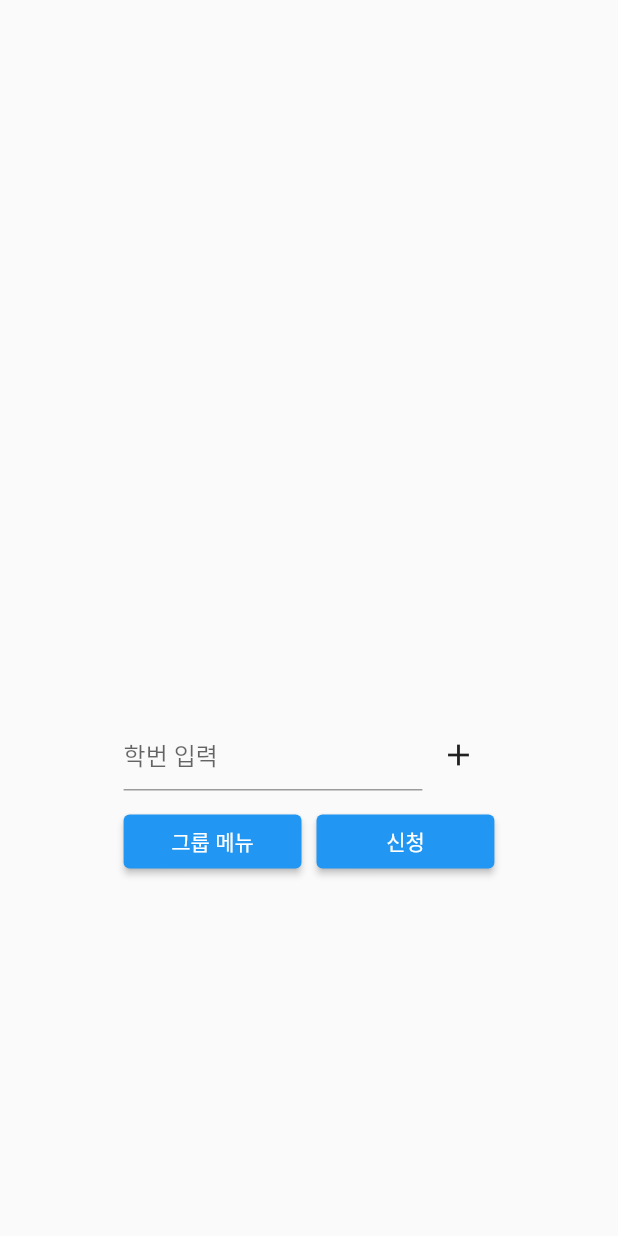
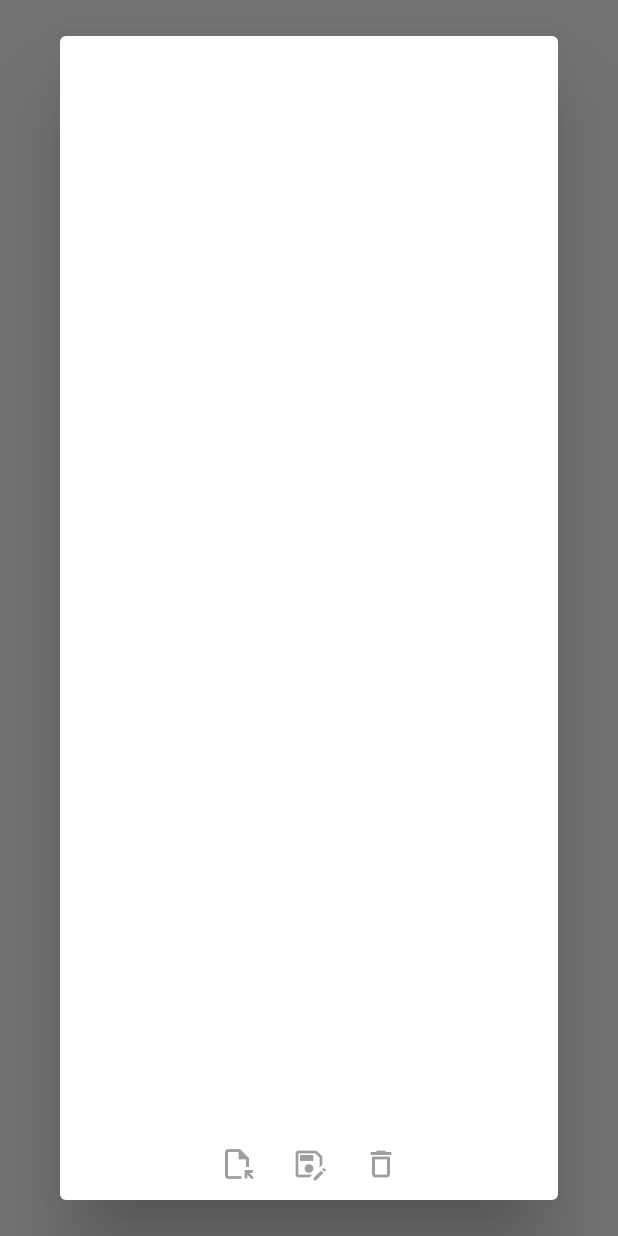
Before and after one commit to oshs-17th-sc-dep-of-ai/urban-fishstick, a Flutter app: the ApplyPageWidget widget shown alone on an empty page, opened directly, after a tap on the "add" icon, after a tap on "그룹 메뉴", on a phone screen of 412 x 824 dp. Run offline on Flutter 3.47's test engine with Material 2 defaults, Android fonts, the phone set to English and light mode, and no system bars; network calls fail.

Commit message:
신청 페이지 UI 개선

```diff
--- /dev/null
+++ b/frontend/lib/dialog/group.dart
@@ -0,0 +1,51 @@
+import "package:flutter/material.dart";
+
+import "package:frontend/util/file.dart";
+
+List<int> group = [];
+
+class GroupActionDialogWidget extends StatefulWidget {
+  const GroupActionDialogWidget({super.key});
+
+  @override
+  State<GroupActionDialogWidget> createState() =>
+      _GroupActionDialogWidgetState();
+}
+
+class _GroupActionDialogWidgetState extends State<GroupActionDialogWidget> {
+  @override
+  Widget build(BuildContext context) {
+    final deviceSize = MediaQuery.of(context).size;
+    const fileUtil = FileUtil("group.json");
+
+    return FractionallySizedBox(
+      widthFactor: 1,
+      heightFactor: 1,
+      child: Column(
+        mainAxisAlignment: MainAxisAlignment.center,
+        children: [
+          Expanded(
+            child: ListView(
+              scrollDirection: Axis.vertical,
+              shrinkWrap: true,
+              children: [], // group
+              // children: (fileUtil.readFileJSON() as List).map((e) {
+              //   return ListTile(
+              //     title: Text(e),
+              //   );
+              // }).toList(),
+            ),
+          ),
+          const Row(
+            mainAxisSize: MainAxisSize.min,
+            children: [
+              IconButton(onPressed: null, icon: Icon(Icons.file_open_outlined)),
+              IconButton(onPressed: null, icon: Icon(Icons.save_as_outlined)),
+              IconButton(onPressed: null, icon: Icon(Icons.delete_outline))
+            ],
+          )
+        ],
+      ),
+    );
+  }
+}
--- a/frontend/lib/main.dart
+++ b/frontend/lib/main.dart
@@ -1,9 +1,9 @@
 import "package:flutter/material.dart";
 import "package:flutter/services.dart";
 
-import "page_main/p_main.dart";
-import "page_apply/p_apply.dart";
-import "package:frontend/page_settings/p_settings.dart";
+import 'page/main.dart';
+import 'page/apply.dart';
+import 'package:frontend/page/settings.dart';
 
 int currentPageIndex = 0;
 
--- /dev/null
+++ b/frontend/lib/page/apply.dart
@@ -0,0 +1,122 @@
+import "package:flutter/material.dart";
+import "package:flutter/services.dart";
+
+import "package:frontend/util/file.dart";
+
+import 'package:frontend/dialog/group.dart';
+
+List<int> _member = [];
+
+class ApplyPageWidget extends StatefulWidget {
+  const ApplyPageWidget({super.key});
+
+  @override
+  State<ApplyPageWidget> createState() => _ApplyPageWidgetState();
+}
+
+class _ApplyPageWidgetState extends State<ApplyPageWidget> {
+  @override
+  Widget build(BuildContext context) {
+    final deviceSize = MediaQuery.of(context).size;
+    final formKey = GlobalKey<FormState>();
+    final textController = TextEditingController();
+    var inputDecorator = const InputDecoration(
+      hintText: "학번 입력",
+      counterText: '',
+    );
+
+    return Center(
+      child: FractionallySizedBox(
+        widthFactor: 0.6,
+        heightFactor: 0.8,
+        child: Column(
+          children: [
+            LimitedBox(
+              maxHeight: 300,
+              child: ListView(
+                  scrollDirection: Axis.vertical,
+                  shrinkWrap: true,
+                  children: _member
+                      .map((member) => ListTile(
+                            title: Text(member.toString()),
+                          ))
+                      .toList() // member 리스트 이용, 위젯 생성 필요
+                  ),
+            ),
+            Column(
+              children: [
+                Row(
+                  mainAxisSize: MainAxisSize.min,
+                  children: [
+                    Expanded(
+                        child: Form(
+                      key: formKey,
+                      child: TextFormField(
+                        controller: textController,
+                        maxLength: 5,
+                        decoration: inputDecorator,
+                        keyboardType: TextInputType.number,
+                        inputFormatters: [
+                          FilteringTextInputFormatter.digitsOnly
+                        ],
+                        validator: (value) {
+                          if (value!.isEmpty) return "학번을 입력해주세요.";
+                          if ((value.length < 5) ||
+                              (int.parse(value) < 10000) ||
+                              (int.parse(value) > 39999)) {
+                            // FIXME: 범위 검사 안됨?
+                            return "올바른 학번을 입력해주세요.";
+                          }
+                        },
+                      ),
+                    )),
+                    IconButton(
+                        onPressed: () {
+                          setState(() {
+                            final formKeyState = formKey.currentState!;
+                            if (formKeyState.validate()) formKeyState.save();
+
+                            _member.add(int.parse(textController.value.text));
+                          });
+                        },
+                        icon: const Icon(Icons.add))
+                  ],
+                ),
+                const SizedBox(height: 10),
+                Row(
+                  mainAxisSize: MainAxisSize.min,
+                  children: [
+                    Expanded(
+                      child: ElevatedButton(
+                        onPressed: () {
+                          showDialog(
+                              context: context,
+                              barrierDismissible: true,
+                              builder: ((context) {
+                                return const Dialog(
+                                  child: GroupActionDialogWidget(),
+                                );
+                              }));
+                          setState(() {});
+                        },
+                        child: const Text("그룹 메뉴"), // 다이얼로그로 넘어가서 그룹 불러오기/편집/삭제
+                      ),
+                    ),
+                    const SizedBox(width: 10),
+                    Expanded(
+                      child: ElevatedButton(
+                          onPressed: () {
+                            setState(() {});
+                          },
+                          child: const Text("신청")),
+                    ),
+                  ],
+                )
+              ],
+            ),
+          ],
+        ),
+      ),
+    );
+  }
+}
--- a/frontend/lib/page_main/p_main.dart
+++ b/frontend/lib/page/main.dart
@@ -52,8 +52,6 @@ class _MainPageWidgetState extends State<MainPageWidget> {
                 return ListView.builder(
                     itemCount: snapshot.data?["diet"].length,
                     itemBuilder: (context, index) {
-                      debugPrint("${snapshot.data?['diet'].toList()}");
-
                       diet = snapshot.data?["diet"].toList();
                       alrg = snapshot.data?["alergy"].toList();
 
--- a/frontend/lib/page_apply/p_apply.dart
+++ /dev/null
@@ -1,121 +0,0 @@
-import "package:flutter/material.dart";
-import "package:flutter/services.dart";
-
-import "package:frontend/util/file.dart";
-
-List<int> _member = [];
-
-class ApplyPageWidget extends StatefulWidget {
-  const ApplyPageWidget({super.key});
-
-  @override
-  State<ApplyPageWidget> createState() => _ApplyPageWidgetState();
-}
-
-class _ApplyPageWidgetState extends State<ApplyPageWidget> {
-  @override
-  Widget build(BuildContext context) {
-    final deviceSize = MediaQuery.of(context).size;
-    final _formKey = GlobalKey<FormState>();
-    final textController = TextEditingController();
-    var inputDecorator = const InputDecoration(
-      hintText: "학번 입력",
-      counterText: '',
-    );
-
-    return Center(
-      child: Column(
-        mainAxisAlignment: MainAxisAlignment.center,
-        children: [
-          Padding(
-            padding: const EdgeInsets.all(20),
-            child: SizedBox(
-              height: 200,
-              width: 400,
-              child: ListView(
-                scrollDirection: Axis.vertical,
-                shrinkWrap: true,
-                children: _member
-                    .map((member) => ListTile(
-                          title: Text(member.toString()),
-                        ))
-                    .toList(), // member 리스트 이용, 위젯 생성 필요
-              ),
-            ),
-          ),
-          Center(
-            child: Column(
-              children: [
-                FractionallySizedBox(
-                  widthFactor: 0.6,
-                  child: Row(
-                    mainAxisSize: MainAxisSize.min,
-                    children: [
-                      Expanded(
-                          child: Form(
-                        key: _formKey,
-                        child: TextFormField(
-                          controller: textController,
-                          maxLength: 5,
-                          decoration: inputDecorator,
-                          keyboardType: TextInputType.number,
-                          inputFormatters: [
-                            FilteringTextInputFormatter.digitsOnly
-                          ],
-                          validator: (value) {
-                            if (value!.isEmpty) return "학번을 입력해주세요.";
-                            if ((value.length < 5) ||
-                                (int.parse(value) < 10000) ||
-                                (int.parse(value) > 39999)) {
-                              // FIXME: 범위 검사 안됨?
-                              return "올바른 학번을 입력해주세요.";
-                            }
-                          },
-                        ),
-                      )),
-                      IconButton(
-                          onPressed: () {
-                            setState(() {
-                              final formKeyState = _formKey.currentState!;
-                              if (formKeyState.validate()) formKeyState.save();
-
-                              _member.add(int.parse(textController.value.text));
-                            });
-                          },
-                          icon: const Icon(Icons.add))
-                    ],
-                  ),
-                ),
-                const SizedBox(height: 10),
-                FractionallySizedBox(
-                  widthFactor: 0.6,
-                  child: Row(
-                    mainAxisSize: MainAxisSize.min,
-                    children: [
-                      Expanded(
-                        child: ElevatedButton(
-                          onPressed: () {
-                            setState(() {});
-                          },
-                          child: const Text("그룹 메뉴"),
-                        ),
-                      ),
-                      const SizedBox(width: 10),
-                      Expanded(
-                        child: ElevatedButton(
-                            onPressed: () {
-                              setState(() {});
-                            },
-                            child: const Text("신청")),
-                      ),
-                    ],
-                  ),
-                )
-              ],
-            ),
-          ),
-        ],
-      ),
-    );
-  }
-}
--- a/frontend/lib/util/diet.dart
+++ b/frontend/lib/util/diet.dart
@@ -4,8 +4,11 @@ Future<Map> getDiet() async {
   // N10 교육청 코드
   // 8140246 학교 코드
   // 97deea74959e4608a2c9d7255beb71c0 API 키
+  final _date = DateTime.now();
+  final date =
+      "${_date.year}${_date.month.toString().padLeft(2, '0')}${_date.day.toString().padLeft(2, '0')}";
   Map diet = await httpGet(
-      "https://open.neis.go.kr/hub/mealServiceDietInfo?KEY=97deea74959e4608a2c9d7255beb71c0&Type=json&ATPT_OFCDC_SC_CODE=N10&SD_SCHUL_CODE=8140246&MLSV_YMD=20230818");
+      "https://open.neis.go.kr/hub/mealServiceDietInfo?KEY=97deea74959e4608a2c9d7255beb71c0&Type=json&ATPT_OFCDC_SC_CODE=N10&SD_SCHUL_CODE=8140246&MLSV_YMD=$date"); // 날짜 수정 필요
 
   List<String> dietData;
   try {
```
Also changed, not shown: frontend/lib/page/settings.dart (renamed from frontend/lib/page_settings/p_settings.dart).
